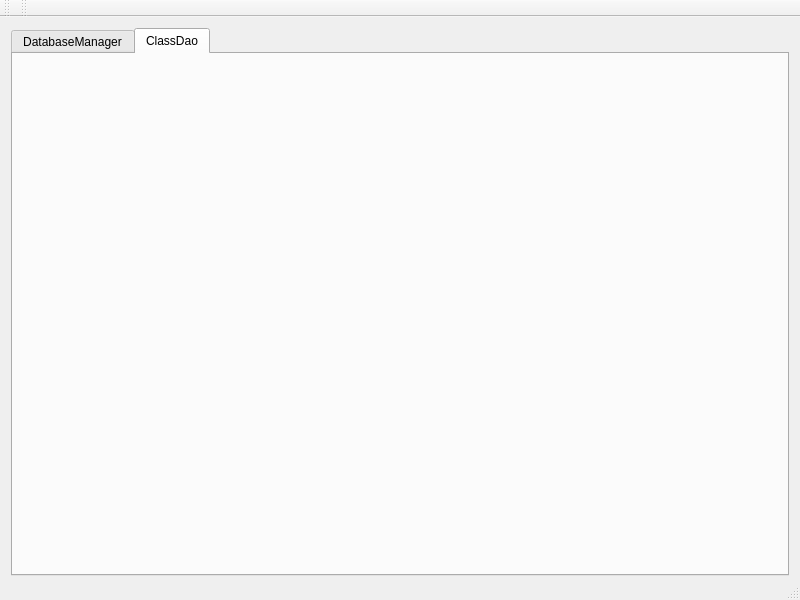
First picture: the form in GeneradorBaseDatos/mainwindow.ui, repository PaulMaxAvalosAguilar/QTSQLGenerator, before the edit.
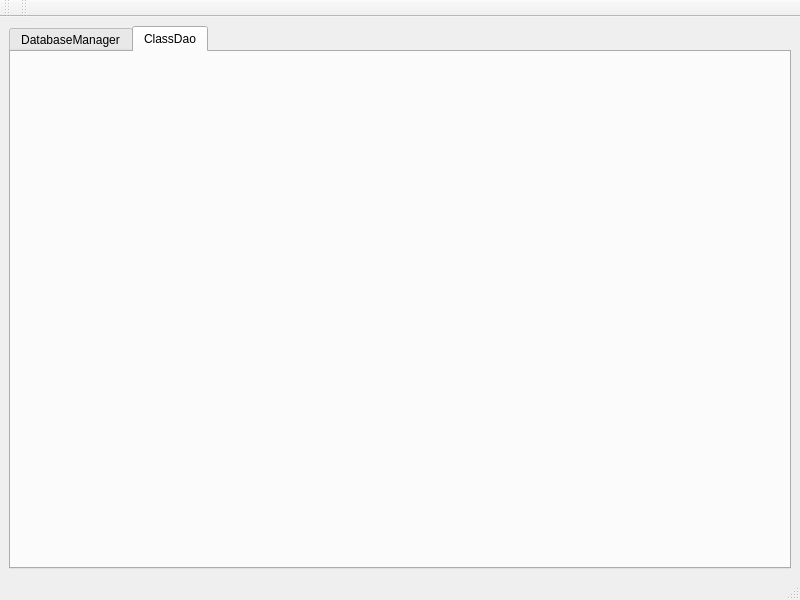
Second picture: the form after the edit.

What changed in the file:
```diff
--- a/GeneradorBaseDatos/mainwindow.ui
+++ b/GeneradorBaseDatos/mainwindow.ui
@@ -30,8 +30,20 @@
     <enum>Qt::LeftToRight</enum>
    </property>
    <layout class="QVBoxLayout" name="verticalLayout">
+    <property name="spacing">
+     <number>6</number>
+    </property>
+    <property name="leftMargin">
+     <number>9</number>
+    </property>
+    <property name="topMargin">
+     <number>9</number>
+    </property>
+    <property name="rightMargin">
+     <number>9</number>
+    </property>
     <property name="bottomMargin">
-     <number>2</number>
+     <number>9</number>
     </property>
     <item>
      <widget class="QTabWidget" name="tabWidget">
```
